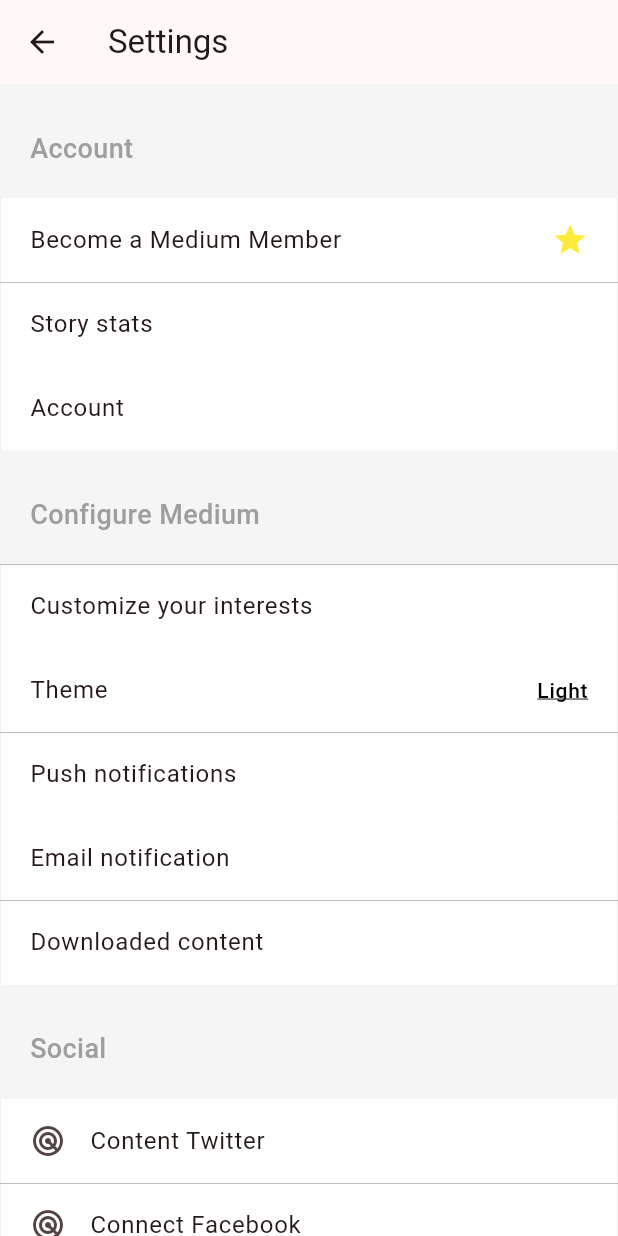
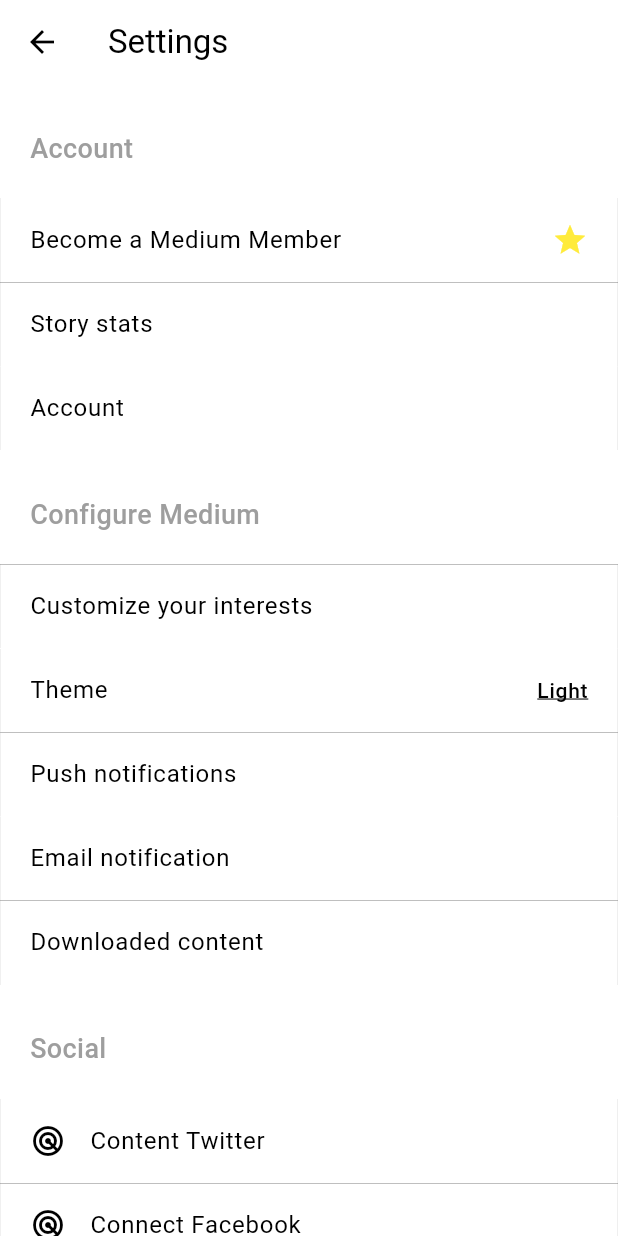
Before and after one commit to tomaristark/blog_fire, a Flutter app: the screen it shows after launch, item 4 of the bottom bar chosen, after a tap on the "settings" icon, on a phone screen of 412 x 824 dp. Run offline on Flutter 3.47's test engine with Material 3 defaults, Android fonts, the phone set to English and light mode, and no system bars; our stand-ins replace get.

Commit message:
dark-mode

```diff
--- a/lib/main.dart
+++ b/lib/main.dart
@@ -1,7 +1,9 @@
+import 'package:blog_fire/resource/theme.dart';
 import 'package:flutter/material.dart';
 import 'package:blog_fire/screens/profile_screen.dart';
 import 'package:blog_fire/screens/save_blogs_screen.dart';
 import 'package:blog_fire/screens/search_screen.dart';
+import 'package:get/get.dart';
 
 
 import 'screens/home_screen.dart';
@@ -28,22 +30,16 @@
   ];
   @override
   Widget build(BuildContext context) {
-    return MaterialApp(
-      title: 'Flutter Demo',
-      theme: ThemeData(
-        colorScheme: ColorScheme.fromSeed(seedColor: Colors.red),
-        useMaterial3: true,
-      ),
+    return GetMaterialApp(
+
+      themeMode:ThemeMode.system ,
+      theme: AppTheme.lightTheme,
+      darkTheme: AppTheme.darkTheme,
+
       home: Scaffold(
         body: screens[_index],
 
-        bottomNavigationBar: NavigationBarTheme(
-          data: const NavigationBarThemeData(
-            surfaceTintColor: Colors.transparent,
-            shadowColor: Colors.transparent,
-            indicatorColor: Colors.transparent
-          ),
-          child: NavigationBar(
+        bottomNavigationBar: NavigationBar(
             labelBehavior:NavigationDestinationLabelBehavior.alwaysHide,
             selectedIndex: _index,
             onDestinationSelected: (index)=> setState(() {
@@ -67,7 +63,7 @@
                 icon: Icon(Icons.account_circle_outlined),
                 label: "Profile"),
             ],
-          ),
+
         ),
 
       floatingActionButton: (_index == 0 || _index == 1)?FloatingActionButton(
--- /dev/null
+++ b/lib/resource/enums.dart
@@ -0,0 +1,5 @@
+enum ThemeOptions{
+  light,
+  dark,
+  system,
+}
--- a/lib/resource/theme.dart
+++ b/lib/resource/theme.dart
@@ -0,0 +1,82 @@
+import 'package:flutter/material.dart';
+
+class AppTheme{
+
+  static ThemeData lightTheme=ThemeData(
+    brightness: Brightness.light,
+    dividerTheme: DividerThemeData(
+      color: Colors.grey
+    ),
+    primaryColor: Colors.white,
+    colorScheme: const ColorScheme.light(
+
+      primary: Colors.grey,
+      secondary: Colors.black,
+      onSecondary: Colors.grey
+
+    ),
+    tabBarTheme: TabBarTheme(
+      overlayColor: MaterialStatePropertyAll(Colors.transparent),
+      labelColor: Colors.black,
+      unselectedLabelColor: Colors.grey,
+      indicatorColor: Colors.black
+    ),
+
+    navigationBarTheme:  NavigationBarThemeData(
+      indicatorShape: null,
+        backgroundColor: Colors.white,
+
+            surfaceTintColor: Colors.white,
+            shadowColor: Colors.white,
+            indicatorColor: Colors.white,
+            overlayColor:MaterialStatePropertyAll(Colors.white),
+            iconTheme: MaterialStatePropertyAll(IconThemeData(
+              color: Colors.black,
+              size: 28
+            ))
+          ),
+
+  );
+
+
+  static ThemeData darkTheme =ThemeData(
+    scaffoldBackgroundColor: Color.fromARGB(31, 115, 113, 113) ,
+    brightness: Brightness.dark,
+    primaryColor: Colors.grey,
+
+
+    appBarTheme: const AppBarTheme(
+      actionsIconTheme: IconThemeData(
+        color: Colors.grey
+      ),
+      color:Color.fromARGB(31, 34, 33, 33),
+      titleTextStyle: TextStyle(
+        color: Colors.grey
+      )
+      ),
+      tabBarTheme: const TabBarTheme(
+        indicatorColor: Colors.grey,
+        unselectedLabelColor: Colors.grey,
+        labelColor: Colors.grey
+      ),
+
+    dialogBackgroundColor: Colors.black,
+    colorScheme:const  ColorScheme.dark(
+      primary:Colors.black,
+      secondary: Color.fromARGB(31, 115, 113, 113),
+      onSecondary:Color.fromARGB(31, 115, 113, 113) ,
+      background:Color.fromARGB(31, 115, 113, 113)
+      ),
+      navigationBarTheme: const NavigationBarThemeData(
+        backgroundColor: Color.fromARGB(31, 34, 33, 33),
+            surfaceTintColor: Colors.transparent,
+            shadowColor: Colors.transparent,
+            indicatorColor: Colors.transparent,
+            overlayColor: MaterialStatePropertyAll(Colors.transparent),
+            iconTheme: MaterialStatePropertyAll(IconThemeData(
+              color: Colors.grey,
+              size: 28
+            ))
+          ),
+  );
+}
--- a/lib/screens/home_screen.dart
+++ b/lib/screens/home_screen.dart
@@ -17,10 +17,12 @@
         appBar: PreferredSize(
           preferredSize: Size.fromHeight(MediaQuery.of(context).size.height*0.12),
           child: AppBar(
+            elevation: 0,
             // backgroundColor: Colors.red,
             title: const Padding(
               padding:  EdgeInsets.only(left: kSP15x,top: kSP20x),
               child: Text(kHome,style: TextStyle(
+
                 fontSize: kFS25x,
                 fontWeight: FontWeight.bold
               ),),
@@ -44,6 +46,7 @@
                     icon: const Icon(Icons.add)),
                   Expanded(
                     child: TabBar(
+                      tabAlignment: TabAlignment.start,
                       padding: EdgeInsets.zero,
                       isScrollable: true,
                       indicatorSize: TabBarIndicatorSize.label,
--- a/lib/screens/profile_screen.dart
+++ b/lib/screens/profile_screen.dart
@@ -1,5 +1,3 @@
-
-
 
 import 'package:blog_fire/resource/dimens.dart';
 import 'package:blog_fire/resource/static_list.dart';
@@ -16,10 +14,13 @@
     return DefaultTabController(
       length: 3,
       child: Scaffold(
+        extendBodyBehindAppBar: false,
         body: NestedScrollView(
-
           headerSliverBuilder: (context, innerBoxIsScrolled) =>[
             SliverAppBar(
+              forceMaterialTransparency: false,
+              elevation: 5,
+
               title: (innerBoxIsScrolled)?const Text("Hein Htet Zaw",style: TextStyle(fontWeight: FontWeight.bold,fontSize: 18),):null,
               pinned: true,
               expandedHeight: kSP250x,
@@ -115,6 +116,7 @@
                   ),
                   ),
                   Chip(
+                    color: MaterialStatePropertyAll(Colors.transparent),
                   padding: const EdgeInsets.symmetric(horizontal: 18,vertical: 8),
                   shape: RoundedRectangleBorder(
                     borderRadius: BorderRadius.circular(kSP20x),
@@ -122,7 +124,7 @@
                   ),
                   label: const Text(kEditYourProfile),
                   labelStyle: const TextStyle(
-                    color: Colors.black,
+
                     fontSize: kSP18x
                   ),
                   ),
@@ -156,8 +158,11 @@
   }
   @override
   Widget build(BuildContext context) {
-    return Scaffold(
-      body: Column(
+    return
+     SafeArea(
+       child: Padding(
+         padding:  EdgeInsets.only(top: MediaQuery.of(context).size.height*0.1),
+         child: Column(
             children: [
              Padding(
                 padding: const EdgeInsets.symmetric(vertical: kSP20x,horizontal: kSP10x),
@@ -166,15 +171,18 @@
           width: double.infinity,
           height: kSP40x,
           decoration: BoxDecoration(
-        border: Border.all(color: Colors.black),
+            border: Border.all(color: Theme.of(context).colorScheme.secondary),
             borderRadius: BorderRadius.circular(kSP30x)
           ),
           child: DropdownButton(
+            dropdownColor: Theme.of(context).colorScheme.primary,
             padding:const  EdgeInsets.symmetric(horizontal: kSP20x),
             underline: const SizedBox.shrink(),
             isExpanded: true,
             value: _selectedValue,
-        items: items.map((e) => DropdownMenuItem(value: e,child: Text(e))).toList(),
+            items: items.map((e) {
+             return  DropdownMenuItem(value: e,child: Text(e));
+            }).toList(),
             onChanged: _selectCallBack,
             ),
 
@@ -193,6 +201,8 @@
               ),
             ],
           ),
+       ),
      );
+
   }
 }
--- a/lib/screens/save_blogs_screen.dart
+++ b/lib/screens/save_blogs_screen.dart
@@ -13,10 +13,14 @@
   Widget build(BuildContext context) {
     return DefaultTabController(
         length: 4,
+        child: SafeArea(
           child: Scaffold(
+            extendBodyBehindAppBar: false,
               body: NestedScrollView(
             headerSliverBuilder: ((context, innerBoxIsScrolled) => [
                   SliverAppBar.medium(
+
+
                     title: Row(
                       mainAxisAlignment: MainAxisAlignment.spaceBetween,
                       children: [
@@ -35,17 +39,23 @@
                         fontWeight: FontWeight.bold,
                         fontSize: kFS25x),
                     pinned: false,
+
                   ),
                   SliverPersistentHeader(
                     delegate: _silverPersistentTabBar(
                        TabBar(
+
                           indicatorPadding: EdgeInsets.zero,
                           labelPadding: EdgeInsets.zero,
                           padding: EdgeInsets.zero,
                           tabs: saveBlogScreenTabList.map((e) => Tab(text: e,)).toList(),
+
                           ),
+
+                      Theme.of(context).appBarTheme.backgroundColor
                     ),
                     pinned: true,
+                    floating: true,
                   ),
                 ]),
             body: TabBarView(children: [
@@ -54,18 +64,26 @@
               Text("data"),
               Text("data"),
             ]),
-        )));
+          ),
+
+          ),
+        ));
   }
 }
 
 class _silverPersistentTabBar extends SliverPersistentHeaderDelegate {
   final TabBar tabBar;
+  final Color ? color;
 
-  _silverPersistentTabBar(this.tabBar);
+
+  _silverPersistentTabBar(this.tabBar,this.color);
   @override
   Widget build(
       BuildContext context, double shrinkOffset, bool overlapsContent) {
-    return tabBar;
+    return Material(
+      elevation: 5,
+      color: color,
+      child: tabBar);
   }
 
   @override
@@ -87,7 +105,9 @@
 
   @override
   Widget build(BuildContext context) {
-    return ListView.builder(
+    return SizedBox(
+      height: 400,
+      child: ListView.builder(
           padding: EdgeInsets.zero,
           itemCount: 10,
           itemBuilder: (context, index) {
@@ -95,6 +115,7 @@
               padding: const EdgeInsets.symmetric(vertical: kSP20x, horizontal: kSP20x),
               child: ReadingListWidget(),
             );
-        });
+          }),
+    );
   }
 }
--- a/lib/screens/search_screen.dart
+++ b/lib/screens/search_screen.dart
@@ -112,7 +112,7 @@
   Widget build(BuildContext context) {
       return Container(
         padding: const EdgeInsets.symmetric(vertical: 10),
-        child: const  Row(
+        child:   Row(
           mainAxisSize: MainAxisSize.min,
           mainAxisAlignment: MainAxisAlignment.spaceEvenly,
           children: [
@@ -123,7 +123,7 @@
                 style: TextStyle(
                   fontWeight: FontWeight.bold,
                   fontSize: 30,
-                  color: Colors.black12
+                  color: Theme.of(context).colorScheme.secondary
                 ),
                 ),
               )),
@@ -177,8 +177,8 @@
   @override
   Widget build(BuildContext context) {
     return Container(
-      padding: EdgeInsets.symmetric(vertical: kSP20x),
-      color: Colors.black,
+      padding: const EdgeInsets.symmetric(vertical: kSP20x),
+      color: Theme.of(context).colorScheme.secondary,
       child: Column(
         crossAxisAlignment: CrossAxisAlignment.start,
         children: [
@@ -316,7 +316,7 @@
             alignment: Alignment.center,
             padding:const  EdgeInsets.symmetric(horizontal: kSP10x,vertical: kSP5x),
             decoration: BoxDecoration(
-              color: Colors.black12,
+              color: Theme.of(context).colorScheme.onSecondary,
               borderRadius: BorderRadius.circular(kSP20x),
             ),
             child: Text("DevOps"),
--- a/lib/screens/setting_screen.dart
+++ b/lib/screens/setting_screen.dart
@@ -1,6 +1,10 @@
 import 'package:blog_fire/resource/dimens.dart';
 import 'package:blog_fire/resource/string.dart';
+
 import 'package:flutter/material.dart';
+import 'package:get/route_manager.dart';
+
+import '../resource/enums.dart';
 
 
 class SettingScreen extends StatelessWidget {
@@ -9,7 +13,7 @@
   @override
   Widget build(BuildContext context) {
     return Scaffold(
-      backgroundColor: Colors.grey[100],
+      // backgroundColor: Colors.grey[100],
       appBar: AppBar(
         title: const Text(kSettings),
         elevation: 0,
@@ -40,9 +44,12 @@
           },
           ),
           SettingsWidget(text: kTheme,
+
           trailing: Text("Light",
-          style: const TextStyle(decoration: TextDecoration.underline,fontSize: 14,color: Colors.black),),
-          onTap: (){},),
+          style: TextStyle(decoration: TextDecoration.underline,fontSize: 14,color: Theme.of(context).colorScheme.secondary),),
+          onTap: (){
+            showThemeDialog(context);
+          },),
           SettingsWidget(text: kPushNotifications,
           onTap: (){},),
           SettingsWidget(text: kEmailNotification,
@@ -73,6 +80,30 @@
     );
   }
 
+void showThemeDialog(BuildContext context) =>showDialog(context: context,
+   builder: (context)=> SimpleDialog(
+    children: [
+      ListTile(
+        title: Text(ThemeOptions.light.name),
+        onTap: (){
+          Get.changeThemeMode(ThemeMode.light);
+          Navigator.pop(context);
+        },
+        ),
+      ListTile(title: Text(ThemeOptions.dark.name),
+      onTap: (){
+          Get.changeThemeMode(ThemeMode.dark);
+          Navigator.pop(context);
+      },),
+      ListTile(title: Text(ThemeOptions.system.name),
+      onTap: (){
+        Get.changeThemeMode(ThemeMode.system);
+        Navigator.pop(context);
+      }),
+    ],
+   )
+   );
+
 }
 
 class SettingHeaderText extends StatelessWidget {
@@ -84,9 +115,9 @@
   Widget build(BuildContext context) {
     return Padding(
       padding: const EdgeInsets.only(top: 30,bottom: 20,left: 20),
-      child: Text(text,style:const  TextStyle(
+      child: Text(text,style:  TextStyle(
         fontSize: 18,
-        color: Colors.grey,
+        color:Theme.of(context).colorScheme.onSecondary,
         fontWeight: FontWeight.w500
       ),),
     );
@@ -111,7 +142,7 @@
           width: 0.04
         )
       ),
-      tileColor: Colors.white,
+      tileColor: Theme.of(context).colorScheme.onPrimary,
       title: Text(text,),
       trailing: trailing,
       contentPadding: EdgeInsets.symmetric(horizontal: 20),
--- a/lib/widgets/blog_post_widget.dart
+++ b/lib/widgets/blog_post_widget.dart
@@ -18,8 +18,16 @@
   Widget build(BuildContext context) {
     return Container(
       padding: const EdgeInsets.symmetric(horizontal: kSP20x,vertical: kSP10x),
+      child: Row(
+        mainAxisAlignment: MainAxisAlignment.spaceBetween,
+        crossAxisAlignment: CrossAxisAlignment.start,
+        mainAxisSize: MainAxisSize.min,
+        children: [
+          Flexible(
+            flex: 3,
             child: Column(
-        mainAxisAlignment: MainAxisAlignment.spaceEvenly,
+              crossAxisAlignment: CrossAxisAlignment.start,
+              mainAxisAlignment: MainAxisAlignment.spaceBetween,
               mainAxisSize: MainAxisSize.min,
               children: [
                const  Row(
@@ -31,17 +39,10 @@
                     ),
                   ],
                 ),
-          Row(
-            mainAxisAlignment: MainAxisAlignment.spaceBetween,
-            children: [
-              const Flexible(
-                child: Text("Data epjwdpoajwpdjpawdkajnwodaweqw",maxLines: 3,overflow: TextOverflow.clip,style: TextStyle(
+                Text("Data epjwdpoajwpdjpawdldawdawdawdakwbdalwkdbawlkdabwdkawd",maxLines: 3,overflow: TextOverflow.clip,style: TextStyle(
                     fontSize: kFS18x,
                     fontWeight: FontWeight.bold
-                ),),
                   ),
-              (hasImage) ?Container(height: kSP70x,width: kSP100x,color: Colors.red,):const SizedBox.shrink()
-            ],
                 ),
                 const Padding(
                   padding: const EdgeInsets.symmetric(vertical: kSP5x),
@@ -57,21 +58,30 @@
                     ],
                   ),
                 ),
-          (hasButtons) ? Padding(
-            padding: const EdgeInsets.only(top: 5),
-            child: Row(
-              mainAxisAlignment: MainAxisAlignment.spaceBetween,
-              children: [
-                 const Badge(
-                  smallSize: kSP30x,
-                  largeSize: kSP30x,
-                  backgroundColor: Colors.black38,
-                  label: Padding(padding: EdgeInsets.symmetric(vertical: kSP5x),
+                 Padding(padding: EdgeInsets.symmetric(vertical: kSP5x),
                           child: Text("Selected for you",style: TextStyle(
                             fontSize: kFS12x
                           ),)),
+
+              ],
             ),
-                SizedBox(
+          ),
+          Flexible(
+
+            flex: 2,
+
+          child: Padding(
+            padding: const EdgeInsets.only(top: 20),
+            child: Column(
+
+              mainAxisSize: MainAxisSize.min,
+              mainAxisAlignment: MainAxisAlignment.spaceBetween,
+                children: [
+                 (hasImage) ?Container(height: kSP70x,width: kSP100x,color: Colors.red,):const SizedBox.shrink(),
+                (hasButtons)? Padding(
+                  padding: const EdgeInsets.only(top:20),
+                  child: SizedBox(
+
                         child: Row(
                           children: [
                             IconButton(onPressed: (){}, icon: const Icon(Icons.bookmark_add_outlined)),
@@ -79,10 +89,13 @@
                             IconButton(onPressed: (){}, icon: const Icon(Icons.more_vert_outlined))
                           ],
                         ),
-                )
+                      ),
+                ):SizedBox.shrink()
+
                 ],
               ),
-          ):const SizedBox.shrink()
+          ),
+          )
         ],
       ),
     );
--- a/pubspec.yaml
+++ b/pubspec.yaml
@@ -35,6 +35,7 @@
   # The following adds the Cupertino Icons font to your application.
   # Use with the CupertinoIcons class for iOS style icons.
   cupertino_icons: ^1.0.2
+  get: ^4.6.6
 
 dev_dependencies:
   flutter_test:
```
Also changed, not shown: pubspec.lock. Lines whose indentation alone changed are shown as unchanged.
